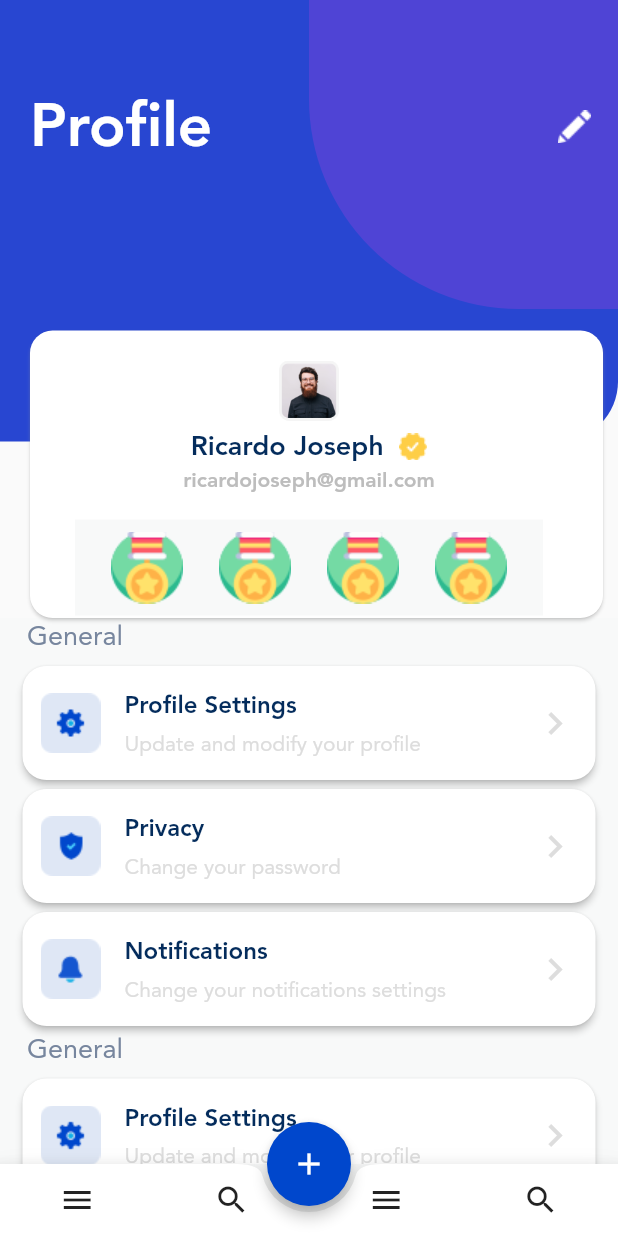
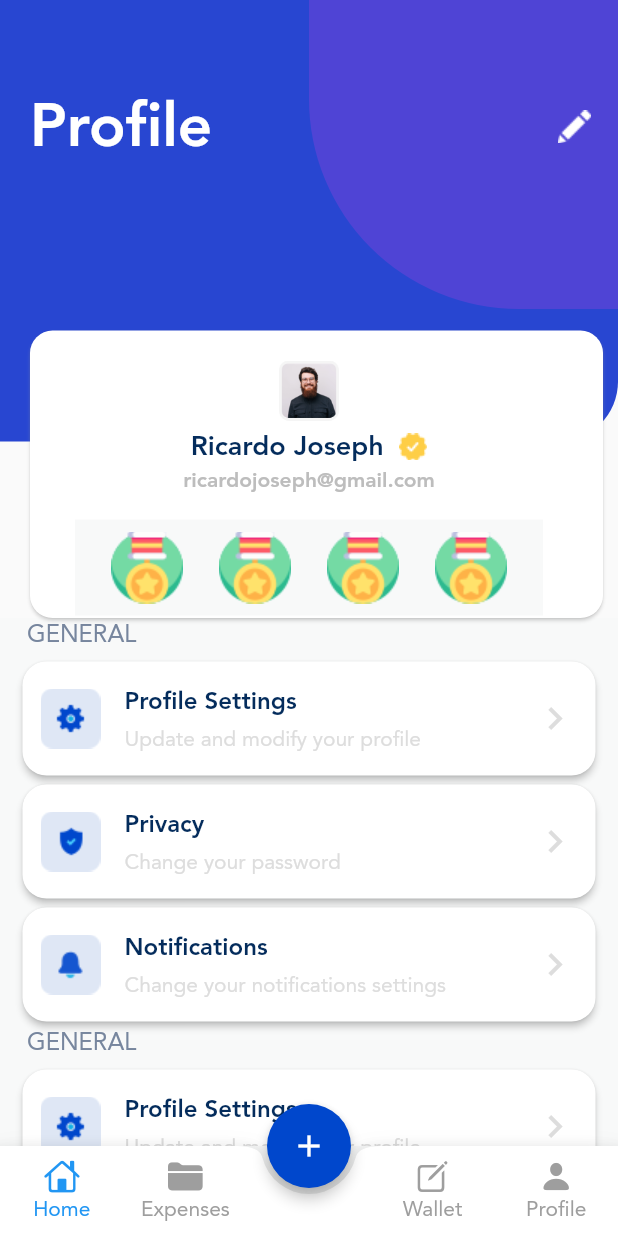
Before and after one commit to lintdeveloper/freelancer_ui_test, a Flutter app: the screen it shows after launch, on a phone screen of 412 x 824 dp. Run offline on Flutter 3.47's test engine with Material 2 defaults, Android fonts, the phone set to English and light mode, and no system bars.

Commit message:
Modified bottom Navgation bar

```diff
--- a/lib/screens/settings_screen.dart
+++ b/lib/screens/settings_screen.dart
@@ -1,9 +1,11 @@
 import 'package:flutter/material.dart';
 import 'package:freelancer_ui_test/data/data.dart';
 import 'package:freelancer_ui_test/utils/screen_size.dart';
+import 'package:freelancer_ui_test/widgets/fab_bottom_appbar.dart';
 import 'package:freelancer_ui_test/widgets/profile_card.dart';
 import 'package:freelancer_ui_test/widgets/settings_background.dart';
 import 'package:freelancer_ui_test/widgets/tile_card_widget.dart';
+import 'package:flutter/cupertino.dart';
 
 class SettingsScreen extends StatelessWidget {
   @override
@@ -98,8 +100,8 @@ class SettingsScreen extends StatelessWidget {
                     padding: const EdgeInsets.only(left: 18.0),
                     child: Container(
                         margin: EdgeInsets.only(bottom: 4.0),
-                        child: Text("General",
-                            style: TextStyle(fontSize: 18.0, fontWeight: FontWeight.w400, color: Color.fromRGBO(119,134,158,1)))),
+                        child: Text("GENERAL",
+                            style: TextStyle(fontSize: 16.0, fontWeight: FontWeight.w400, color: Color.fromRGBO(119,134,158,1)))),
                   );
                 }
                 return Container(
@@ -124,8 +126,8 @@ class SettingsScreen extends StatelessWidget {
                     padding: const EdgeInsets.only(left: 18.0),
                     child: Container(
                         margin: EdgeInsets.only(bottom: 4.0),
-                        child: Text("General",
-                            style: TextStyle(fontSize: 18.0, fontWeight: FontWeight.w400, color: Color.fromRGBO(119,134,158,1)))),
+                        child: Text("GENERAL",
+                            style: TextStyle(fontSize: 16.0, fontWeight: FontWeight.w400, color: Color.fromRGBO(119,134,158,1)))),
                   );
                 }
                 return Container(
@@ -147,32 +149,18 @@ class SettingsScreen extends StatelessWidget {
         backgroundColor: Color(0xFF0047CC),
         elevation: 4.0,
       ),
-      bottomNavigationBar: BottomAppBar(
-        child: Row(
-          mainAxisSize: MainAxisSize.max,
-          mainAxisAlignment: MainAxisAlignment.spaceAround,
-          children: <Widget>[
-            IconButton(
-              icon: Icon(Icons.menu),
-              onPressed: () {},
-            ),
-            IconButton(
-              icon: Icon(Icons.search),
-              onPressed: () {},
-            ),
-            IconButton(
-              icon: Icon(Icons.menu),
-              onPressed: () {},
-            ),
-            IconButton(
-              icon: Icon(Icons.search),
-              onPressed: () {},
-            ),
+      bottomNavigationBar: FABBottomAppBar(
+        color: Colors.grey,
+        selectedColor: Colors.blue,
+        notchedShape: CircularNotchedRectangle(),
+        onTabSelected: null,
+        items: [
+          FABBottomAppBarItem(iconData: CupertinoIcons.home, text: 'Home'),
+          FABBottomAppBarItem(iconData: CupertinoIcons.folder_solid, text: 'Expenses'),
+          FABBottomAppBarItem(iconData: CupertinoIcons.create , text: 'Wallet'),
+          FABBottomAppBarItem(iconData: CupertinoIcons.person_solid, text: 'Profile'),
         ],
-        ),
-        shape: CircularNotchedRectangle(),
-        color: Colors.white,
-      ),
+      )
     );
   }
 
--- a/pubspec.yaml
+++ b/pubspec.yaml
@@ -52,6 +52,10 @@ flutter:
    - assets/images/badge2.png
    - assets/images/badge3.png
    - assets/images/badge4.png
+   - assets/images/wallet.png
+   - assets/images/group7.png
+   - assets/images/expenses.png
+   - assets/images/home.png
 
   # An image asset can refer to one or more resolution-specific "variants", see
   # https://flutter.dev/assets-and-images/#resolution-aware.
```
Also changed, not shown: assets/images/expenses.png (added), assets/images/group7.png (added), assets/images/home.png (added), assets/images/wallet.png (added). Lines whose indentation alone changed are shown as unchanged.
